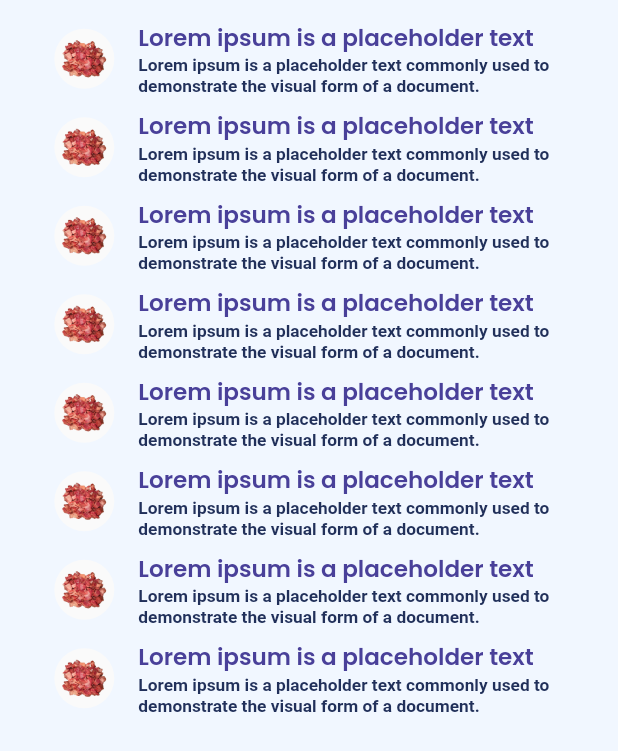
After one commit to Sabuj-Kumar/ecomarce_project_masala_bazar, a Flutter app: the NotificationPage screen opened by its route, on a phone screen of 412 x 824 dp. The commit adds this screen. Shown: the top 751 px of the screen. Run offline on Flutter 3.47's test engine with Material 2 defaults, Android fonts, the phone set to English and light mode, and no system bars; our stand-ins replace badges, carousel_slider, connectivity, fluro, flutter_otp_text_field, flutter_screenutil and 7 more; accounts and stored records are empty; generated files the repository leaves out were written again; project files that could hold a hidden picture were left out.

Commit message:
Notification Page Partial

```diff
--- a/lib/components/navigation_bar/RoundedTabBarWidgets/widgets/tabbar_item_widget.dart
+++ b/lib/components/navigation_bar/RoundedTabBarWidgets/widgets/tabbar_item_widget.dart
@@ -49,7 +49,7 @@ class _TabBarItemWidgetState extends State<TabBarItemWidget> {
               ? Center(
                   child: Badge(
                     elevation: 0,
-                    padding: EdgeInsets.all(7.h),
+                    padding: EdgeInsets.all(6.h),
                     position: BadgePosition.topEnd(),
                     toAnimate: false,
                     badgeContent: Text(
--- a/lib/helpers/router.dart
+++ b/lib/helpers/router.dart
@@ -1,4 +1,5 @@
 import 'package:efgecom/pages/categories/fish_meat/view/fishMeat.dart';
+import 'package:efgecom/pages/notification/view/notification_page.dart';
 import 'package:efgecom/pages/sinInAndsignUpPage/view/forget_password_page.dart';
 import 'package:efgecom/pages/sinInAndsignUpPage/view/sign_up_page.dart';
 import 'package:efgecom/pages/wrapper.dart';
@@ -20,6 +21,8 @@ class PageRouter {
         handler: _homeHandler, transitionType: TransitionType.fadeIn);
     router.define('/fishMeat/:title',
         handler: _fishMeatHandler, transitionType: TransitionType.fadeIn);
+    router.define('/notification',
+        handler: _notificationHandler, transitionType: TransitionType.fadeIn);
     router.define('/signInPage', handler: _signInHandler,transitionType: TransitionType.fadeIn);
     router.define('/signUpPage', handler: _singUpHandler,transitionType: TransitionType.fadeIn);
     router.define('/forgetPassPage', handler: _forgetPassHandler,transitionType: TransitionType.fadeIn);
@@ -47,6 +50,7 @@ class PageRouter {
     var title = params['title'][0];
     return FishMeat(title: title);
   });
+  static final Handler _notificationHandler =  Handler(handlerFunc: (context,Map<String,dynamic> params) => const NotificationPage());
 
   static final Handler _signInHandler =  Handler(handlerFunc: (context,Map<String,dynamic> params) => const SignInPage());
   static final Handler _singUpHandler = Handler(handlerFunc: (context,Map<String,dynamic> params) => const SignUpPage());
--- /dev/null
+++ b/lib/pages/notification/view/notification_page.dart
@@ -0,0 +1,45 @@
+import 'package:efgecom/config/custom_text_style.dart';
+import 'package:efgecom/config/theme_config.dart';
+import 'package:flutter/cupertino.dart';
+import 'package:flutter/material.dart';
+import 'package:flutter_screenutil/flutter_screenutil.dart';
+
+class NotificationPage extends StatefulWidget {
+  const NotificationPage({Key? key}) : super(key: key);
+
+  @override
+  _NotificationPageState createState() => _NotificationPageState();
+}
+
+class _NotificationPageState extends State<NotificationPage> {
+  @override
+  Widget build(BuildContext context) {
+    return Scaffold(
+      body: Padding(
+        padding: EdgeInsets.symmetric(horizontal: 21.w, vertical: 10.w),
+        child: ListView.builder(
+            itemCount: 8,
+            itemBuilder: (context, index) {
+              return Container(
+                child: ListTile(
+                  leading: CircleAvatar(
+                    backgroundColor: searchBarBgColor,
+                    child: Image.asset(
+                      'assets/img/meat.png',
+                    ),
+                  ),
+                  title: Text(
+                    'Lorem ipsum is a placeholder text',
+                    style: CustomTextStyle.subHeader1(context),
+                  ),
+                  subtitle: Text(
+                    'Lorem ipsum is a placeholder text commonly used to demonstrate the visual form of a document.',
+                    style: CustomTextStyle.bodySmall(context).copyWith(color: secondaryColor),
+                  ),
+                ),
+              );
+            }),
+      ),
+    );
+  }
+}
--- a/pubspec.yaml
+++ b/pubspec.yaml
@@ -93,7 +93,7 @@ flutter:
   assets:
     - lang/en.json
     - lang/bn.json
-#    - assets/images/
+    - assets/images/
     - assets/icons/
     - assets/logo/
     - assets/img/
```
Also changed, not shown: lib/models/notification_model.dart (added, +9 -0 lines), lib/pages/homePage/view/home_page.dart (+20 -3 lines).
